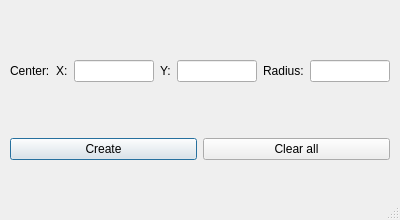
Above: main/add_objects_forms/add_trappy_circle_form.ui from UmbrellaLeaf5/locus_no_pilotus before the change. Below: the same form after it.
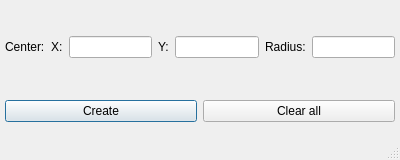
That is the form after the change. Icons and pictures are not drawn.

Commit message: add scroll area to hill adding form and fix scaling problem in all forms

Patch:
```diff
--- a/main/add_objects_forms/add_trappy_circle_form.ui
+++ b/main/add_objects_forms/add_trappy_circle_form.ui
@@ -7,11 +7,11 @@
     <x>0</x>
     <y>0</y>
     <width>400</width>
-    <height>220</height>
+    <height>160</height>
    </rect>
   </property>
   <property name="sizePolicy">
-   <sizepolicy hsizetype="Fixed" vsizetype="Fixed">
+   <sizepolicy hsizetype="Minimum" vsizetype="Minimum">
     <horstretch>0</horstretch>
     <verstretch>0</verstretch>
    </sizepolicy>
@@ -19,7 +19,13 @@
   <property name="minimumSize">
    <size>
     <width>400</width>
-    <height>220</height>
+    <height>160</height>
+   </size>
+  </property>
+  <property name="maximumSize">
+   <size>
+    <width>400</width>
+    <height>160</height>
    </size>
   </property>
   <property name="windowTitle">
@@ -38,10 +44,10 @@
   <widget class="QWidget" name="gridLayoutWidget">
    <property name="geometry">
     <rect>
-     <x>10</x>
-     <y>10</y>
-     <width>380</width>
-     <height>200</height>
+     <x>5</x>
+     <y>0</y>
+     <width>390</width>
+     <height>160</height>
     </rect>
    </property>
    <layout class="QGridLayout" name="gridLayout">
```
The commit also changes 3 other files.
